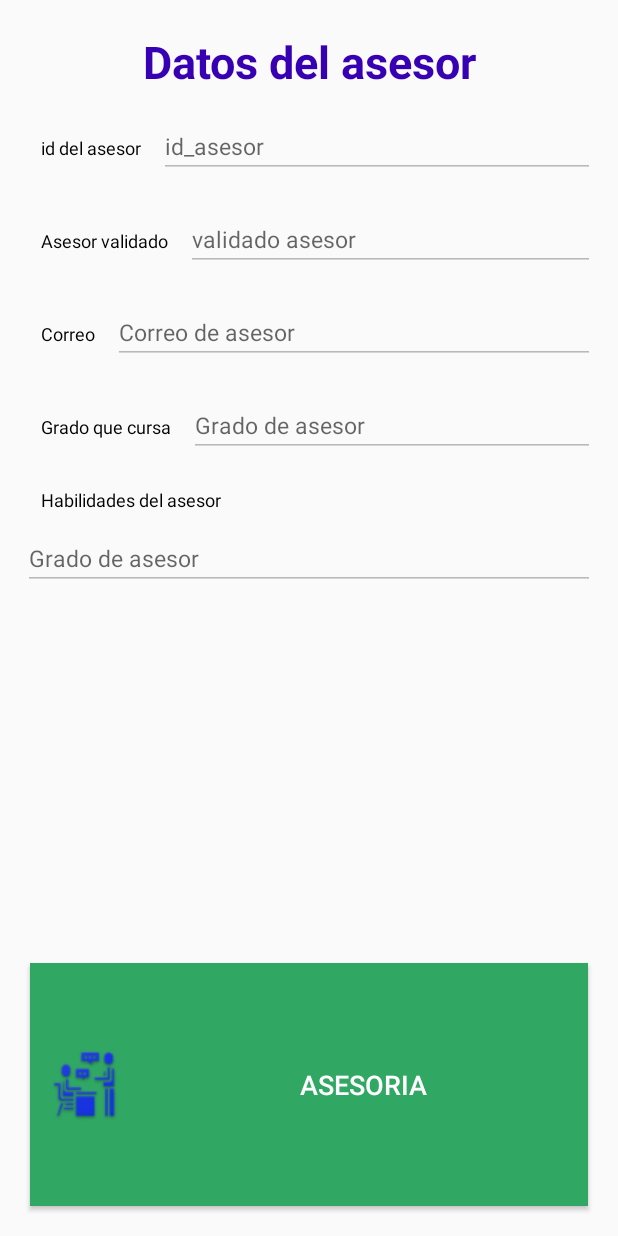
After one commit to NeoxTec/ADVIHAWK, an Android app: the layout activity_detalles_asesor.xml on its own in the app's theme, with its tools: preview values and no code run, on a phone screen of 412 x 824 dp. The commit adds this screen. Run offline under Robolectric (Android 15) with nearby library versions, the phone set to English and light mode, and no system bars.

Commit message:
Elaboracion de detalle de vista de asesores

```diff
--- a/appMovil/app/build.gradle
+++ b/appMovil/app/build.gradle
@@ -10,6 +10,7 @@ android {
         versionName "1.0"
         testInstrumentationRunner "android.support.test.runner.AndroidJUnitRunner"
     }
+
     buildTypes {
         release {
             minifyEnabled false
--- a/appMovil/app/src/main/AndroidManifest.xml
+++ b/appMovil/app/src/main/AndroidManifest.xml
@@ -16,7 +16,6 @@
         <activity android:name=".Asesorias_Tomadas" />
         <activity android:name=".Asesorias_Impartidas" />
         <activity android:name=".Solicitar_Asesoria" />
-        <activity android:name=".Certificados" />
         <activity android:name=".Informacion" />
         <activity android:name=".Asesor_Perfil" />
         <activity android:name=".Perfil_Asesor" />
--- a/appMovil/app/src/main/java/com/example/fanny/advihawk/Asesor_Perfil.java
+++ b/appMovil/app/src/main/java/com/example/fanny/advihawk/Asesor_Perfil.java
@@ -13,11 +13,6 @@ public class Asesor_Perfil extends AppCompatActivity {
         setContentView(R.layout.activity_asesor_perfil);
     }
 
-    public void certificados(View view) {
-        Intent intent = new Intent(getApplicationContext(),Certificados.class);
-        startActivity(intent);
-    }
-
     public void asesoria(View view) {
         Intent intent = new Intent(getApplicationContext(),Solicitar_Asesoria.class);
         startActivity(intent);
--- a/appMovil/app/src/main/java/com/example/fanny/advihawk/Login.java
+++ b/appMovil/app/src/main/java/com/example/fanny/advihawk/Login.java
@@ -14,7 +14,8 @@ public class Login extends AppCompatActivity {
     }
 
     public void registrar(View view) {
-        Intent intent = new Intent(getApplicationContext(),Registro.class);
+        Intent intent = new Intent(getApplicationContext(), Registro.class);
         startActivity(intent);
     }
+
 }
--- a/appMovil/app/src/main/java/com/example/fanny/advihawk/MainActivity.java
+++ b/appMovil/app/src/main/java/com/example/fanny/advihawk/MainActivity.java
@@ -76,7 +76,8 @@ public class MainActivity extends AppCompatActivity
             Intent intent = new Intent(getApplicationContext(),Login.class);
             startActivity(intent);
         } else if (id == R.id.session_end) {
-
+            Intent intent = new Intent(getApplicationContext(),Solicitar_Asesoria.class);
+            startActivity(intent);
         }else if (id == R.id.profile) {
             Intent intent = new Intent(getApplicationContext(),Asesor_Perfil.class);
             startActivity(intent);
--- a/appMovil/app/src/main/java/com/example/fanny/advihawk/Solicitar_Asesoria.java
+++ b/appMovil/app/src/main/java/com/example/fanny/advihawk/Solicitar_Asesoria.java
@@ -2,12 +2,16 @@ package com.example.fanny.advihawk;
 
 import android.support.v7.app.AppCompatActivity;
 import android.os.Bundle;
+import android.view.View;
 
 public class Solicitar_Asesoria extends AppCompatActivity {
 
     @Override
     protected void onCreate(Bundle savedInstanceState) {
         super.onCreate(savedInstanceState);
-        setContentView(R.layout.activity_solicitar__asesoria);
+        setContentView(R.layout.activity_solicitar_asesoria);
+    }
+
+    public void enviar_solicitud(View view) {
     }
 }
--- a/appMovil/app/src/main/res/layout/activity_asesor_perfil.xml
+++ b/appMovil/app/src/main/res/layout/activity_asesor_perfil.xml
@@ -20,7 +20,7 @@
         tools:srcCompat="@tools:sample/avatars[4]" />
 
     <EditText
-        android:id="@+id/editText8"
+        android:id="@+id/nombre"
         android:layout_width="wrap_content"
         android:layout_height="wrap_content"
         android:layout_marginStart="8dp"
--- /dev/null
+++ b/appMovil/app/src/main/res/layout/activity_detalles_asesor.xml
@@ -0,0 +1,194 @@
+<?xml version="1.0" encoding="utf-8"?>
+<LinearLayout xmlns:android="http://schemas.android.com/apk/res/android"
+    xmlns:app="http://schemas.android.com/apk/res-auto"
+    xmlns:tools="http://schemas.android.com/tools"
+    android:orientation="vertical"
+    android:layout_width="match_parent"
+    android:layout_height="match_parent"
+    tools:context=".ActivityDetalles_Asesor">
+
+    <TextView
+        android:id="@+id/det_asesor"
+        android:layout_width="match_parent"
+        android:layout_height="wrap_content"
+        android:layout_marginTop="15dp"
+        android:ems="25"
+        android:paddingVertical="5dp"
+        android:text="Datos del asesor"
+        android:textAlignment="center"
+        android:textColor="@color/design_default_color_primary_dark"
+        android:textSize="30sp"
+        android:textStyle="bold" />
+
+    <ScrollView
+        android:layout_width="match_parent"
+        android:layout_height="555dp">
+
+        <LinearLayout
+            android:layout_width="match_parent"
+            android:layout_height="match_parent"
+            android:orientation="vertical">
+
+            <LinearLayout
+                android:layout_width="match_parent"
+                android:layout_height="match_parent"
+                android:layout_margin="10dp"
+                android:orientation="horizontal"
+                android:paddingHorizontal="5dp">
+
+                <TextView
+                    android:id="@+id/tv_id_asesor"
+                    android:layout_width="wrap_content"
+                    android:layout_height="wrap_content"
+                    android:layout_marginHorizontal="12sp"
+                    android:text="id del asesor"
+                    android:textColor="@android:color/background_dark"
+                    android:textSize="12sp" />
+
+                <EditText
+                    android:id="@+id/id_asesor"
+                    android:layout_width="match_parent"
+                    android:layout_height="wrap_content"
+                    android:enabled="false"
+                    android:hint="id_asesor"
+                    android:inputType="number"
+                    android:textColor="@color/design_default_color_primary_dark"
+                    android:textSize="15sp" />
+            </LinearLayout>
+
+            <LinearLayout
+                android:layout_width="match_parent"
+                android:layout_height="match_parent"
+                android:layout_margin="10dp"
+                android:orientation="horizontal"
+                android:paddingHorizontal="5dp">
+
+                <TextView
+                    android:id="@+id/tv_validado_asesor"
+                    android:layout_width="wrap_content"
+                    android:layout_height="wrap_content"
+                    android:layout_marginHorizontal="12sp"
+                    android:text="Asesor validado"
+                    android:textColor="@android:color/background_dark"
+                    android:textSize="12sp" />
+
+                <EditText
+                    android:id="@+id/validado_asesor"
+                    android:layout_width="match_parent"
+                    android:layout_height="wrap_content"
+                    android:enabled="false"
+                    android:hint="validado asesor"
+                    android:inputType="text"
+                    android:textColor="@color/design_default_color_primary_dark"
+                    android:textSize="15sp" />
+            </LinearLayout>
+
+            <LinearLayout
+                android:layout_width="match_parent"
+                android:layout_height="match_parent"
+                android:layout_margin="10dp"
+                android:orientation="horizontal"
+                android:paddingHorizontal="5dp">
+
+                <TextView
+                    android:id="@+id/tv_correo_asesor"
+                    android:layout_width="wrap_content"
+                    android:layout_height="wrap_content"
+                    android:layout_marginHorizontal="12sp"
+                    android:text="Correo"
+                    android:textColor="@android:color/background_dark"
+                    android:textSize="12sp" />
+
+                <EditText
+                    android:id="@+id/correo_asesor"
+                    android:layout_width="match_parent"
+                    android:layout_height="wrap_content"
+                    android:enabled="false"
+                    android:hint="Correo de asesor"
+                    android:inputType="textEmailAddress"
+                    android:textColor="@color/design_default_color_primary_dark"
+                    android:textSize="15sp" />
+            </LinearLayout>
+
+            <LinearLayout
+                android:layout_width="match_parent"
+                android:layout_height="match_parent"
+                android:layout_margin="10dp"
+                android:orientation="horizontal"
+                android:paddingHorizontal="5dp">
+
+                <TextView
+                    android:id="@+id/tv_grado_asesor"
+                    android:layout_width="wrap_content"
+                    android:layout_height="wrap_content"
+                    android:layout_marginHorizontal="12sp"
+                    android:text="Grado que cursa"
+                    android:textColor="@android:color/background_dark"
+                    android:textSize="12sp" />
+
+                <EditText
+                    android:id="@+id/grado_asesor"
+                    android:layout_width="match_parent"
+                    android:layout_height="wrap_content"
+                    android:enabled="false"
+                    android:hint="Grado de asesor"
+                    android:inputType="text"
+                    android:textColor="@color/design_default_color_primary_dark"
+                    android:textSize="15sp" />
+            </LinearLayout>
+
+            <LinearLayout
+                android:layout_width="match_parent"
+                android:layout_height="match_parent"
+                android:layout_margin="10dp"
+                android:orientation="horizontal"
+                android:paddingHorizontal="5dp">
+
+                <TextView
+                    android:id="@+id/tv_habilidades_asesor"
+                    android:layout_width="wrap_content"
+                    android:layout_height="wrap_content"
+                    android:layout_marginHorizontal="12sp"
+                    android:text="Habilidades del asesor"
+                    android:textColor="@android:color/background_dark"
+                    android:textSize="12sp" />
+            </LinearLayout>
+
+            <LinearLayout
+                android:layout_width="match_parent"
+                android:layout_height="match_parent"
+                android:orientation="vertical"
+                android:paddingHorizontal="15dp">
+
+                <EditText
+                    android:id="@+id/habilidades_asesor"
+                    android:layout_width="match_parent"
+                    android:layout_height="wrap_content"
+                    android:ems="10"
+                    android:enabled="false"
+                    android:hint="Grado de asesor"
+                    android:inputType="textMultiLine"
+                    android:textColor="@color/design_default_color_primary_dark"
+                    android:textSize="15sp" />
+            </LinearLayout>
+        </LinearLayout>
+    </ScrollView>
+<LinearLayout
+    android:layout_width="match_parent"
+    android:layout_height="match_parent">
+
+    <Button
+        android:layout_marginHorizontal="20dp"
+        android:layout_marginVertical="20dp"
+        android:id="@+id/button9"
+        android:layout_width="match_parent"
+        android:layout_height="match_parent"
+        android:background="#31A764"
+        android:drawableLeft="@drawable/asesoria"
+        android:text="Asesoria"
+        android:textAlignment="center"
+        android:textColor="@color/ic_launcher_background"
+        android:textSize="18sp"
+        tools:ignore="MissingConstraints" />
+</LinearLayout>
+</LinearLayout>
--- a/appMovil/app/src/main/res/layout/activity_login.xml
+++ b/appMovil/app/src/main/res/layout/activity_login.xml
@@ -107,7 +107,7 @@
     </LinearLayout>
 
     <Button
-        android:id="@+id/button6"
+        android:id="@+id/bt_login"
         android:layout_width="315dp"
         android:layout_height="46dp"
         android:layout_marginStart="8dp"
@@ -115,6 +115,7 @@
         android:layout_marginEnd="8dp"
         android:layout_marginBottom="8dp"
         android:background="#F66363"
+        android:onClick="login"
         android:text="Iniciar sesion con google"
         android:textColor="@color/ic_launcher_background"
         android:textSize="18sp"
```
Also changed, not shown: appMovil/app/src/main/java/com/example/fanny/advihawk/ActivityDetalles_Asesor.java (added, +102 -0 lines), appMovil/app/src/main/java/com/example/fanny/advihawk/Certificados.java (deleted, +0 -13 lines), appMovil/app/src/main/java/com/example/fanny/advihawk/Lista_asesores.java (+26 -6 lines), appMovil/app/src/main/res/drawable/carga_pagina.xml (added, +10 -0 lines), appMovil/app/src/main/res/layout/activity_certificados.xml (deleted, +0 -9 lines), appMovil/app/src/main/res/layout/activity_lista_asesores.xml (+15 -5 lines), appMovil/app/src/main/res/layout/activity_solicitar__asesoria.xml (deleted, +0 -9 lines), appMovil/app/src/main/res/layout/activity_solicitar_asesoria.xml (added, +114 -0 lines), appMovil/app/src/main/res/layout/asesor_item.xml (added, +8 -0 lines), appMovil/app/src/main/res/layout/carga.xml (added, +18 -0 lines).
